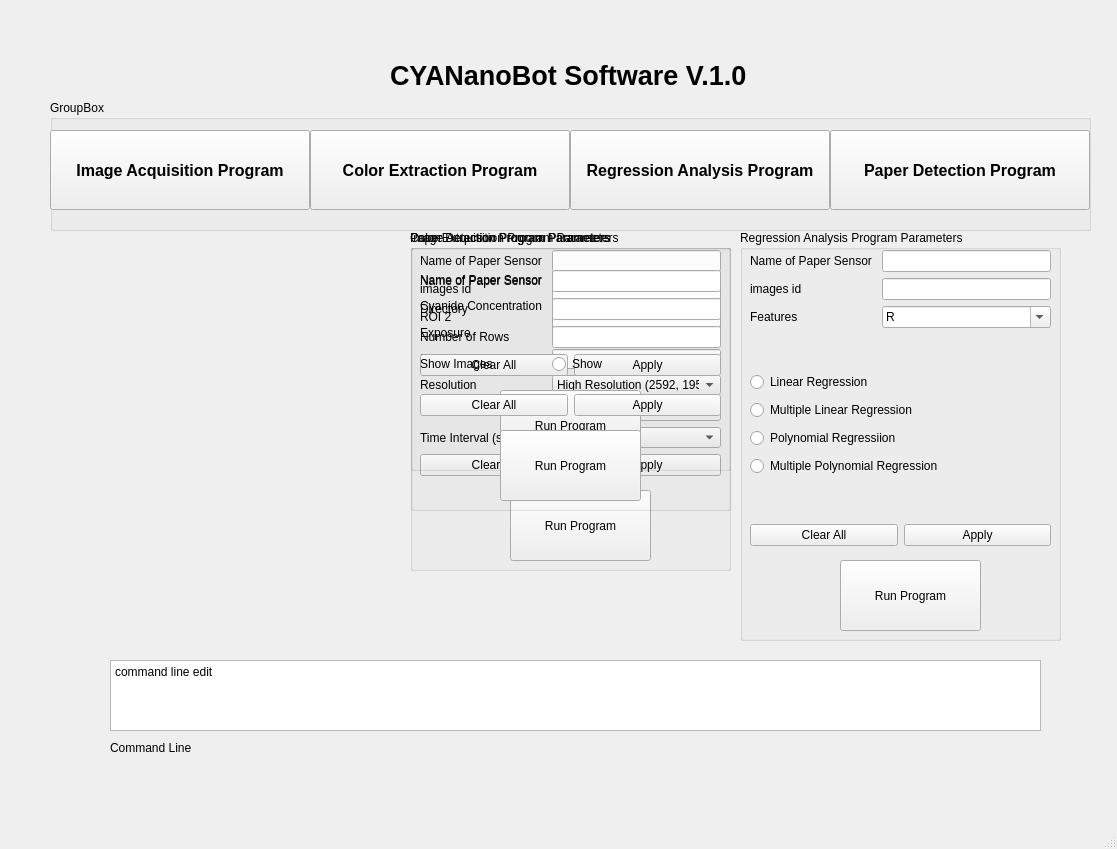
Qt form gui1.ui (phonecol/CYANanoBot--Analyzer) before a commit.
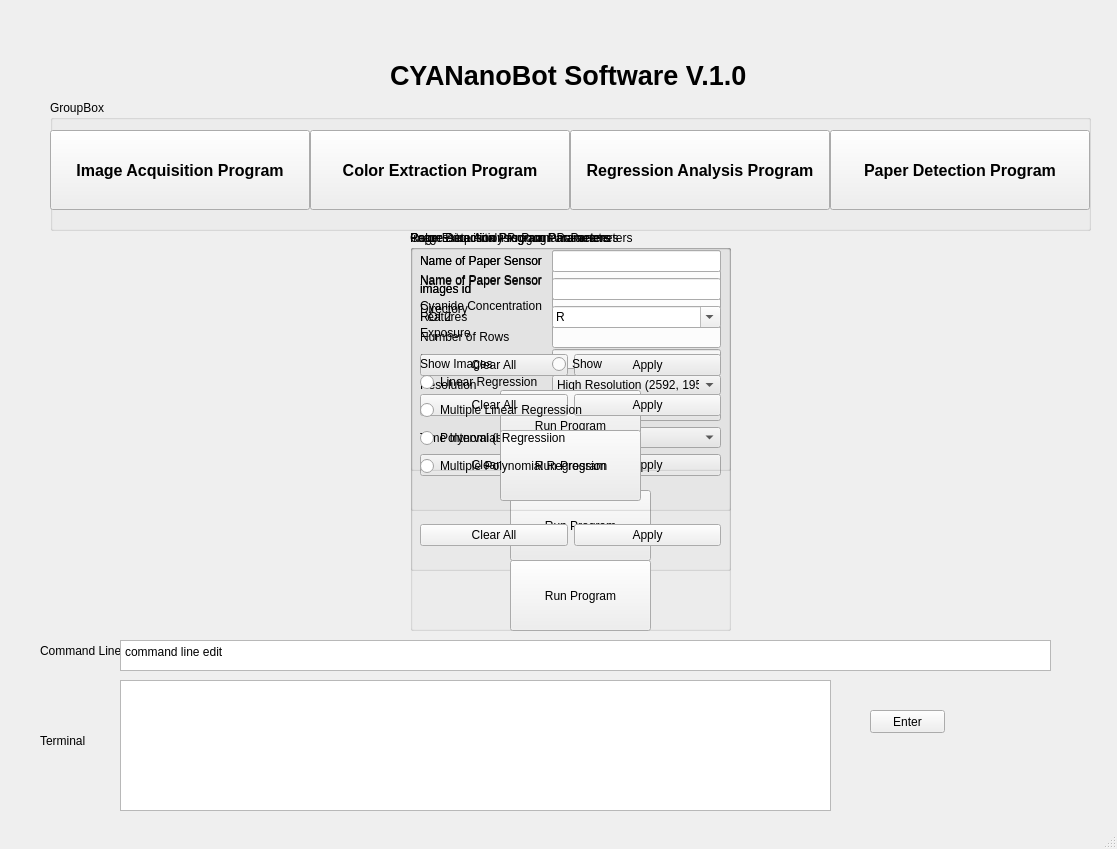
The same form after that commit.

```diff
--- a/gui1.ui
+++ b/gui1.ui
@@ -153,10 +153,10 @@
    <widget class="QLabel" name="label_3">
     <property name="geometry">
      <rect>
-      <x>110</x>
-      <y>740</y>
-      <width>131</width>
-      <height>16</height>
+      <x>40</x>
+      <y>640</y>
+      <width>81</width>
+      <height>21</height>
      </rect>
     </property>
     <property name="text">
@@ -166,10 +166,10 @@
    <widget class="QPlainTextEdit" name="cmd_line_run">
     <property name="geometry">
      <rect>
-      <x>110</x>
-      <y>660</y>
+      <x>120</x>
+      <y>640</y>
       <width>931</width>
-      <height>71</height>
+      <height>31</height>
      </rect>
     </property>
     <property name="plainText">
@@ -281,7 +281,7 @@
       <item row="5" column="1">
        <widget class="QComboBox" name="ia_num_images_combo">
         <property name="currentText">
-         <string>30</string>
+         <string>5</string>
         </property>
         <item>
          <property name="text">
@@ -343,7 +343,7 @@
       <item row="6" column="1">
        <widget class="QComboBox" name="ia_time_int_combo">
         <property name="currentText">
-         <string>30</string>
+         <string>5</string>
         </property>
         <item>
          <property name="text">
@@ -657,10 +657,10 @@
     </property>
     <property name="geometry">
      <rect>
-      <x>740</x>
+      <x>410</x>
       <y>230</y>
       <width>321</width>
-      <height>411</height>
+      <height>401</height>
      </rect>
     </property>
     <property name="title">
@@ -867,6 +867,42 @@
      </layout>
     </widget>
    </widget>
+   <widget class="QTextBrowser" name="terminal">
+    <property name="geometry">
+     <rect>
+      <x>120</x>
+      <y>680</y>
+      <width>711</width>
+      <height>131</height>
+     </rect>
+    </property>
+   </widget>
+   <widget class="QPushButton" name="enter_btn">
+    <property name="geometry">
+     <rect>
+      <x>870</x>
+      <y>710</y>
+      <width>75</width>
+      <height>23</height>
+     </rect>
+    </property>
+    <property name="text">
+     <string>Enter</string>
+    </property>
+   </widget>
+   <widget class="QLabel" name="label_12">
+    <property name="geometry">
+     <rect>
+      <x>40</x>
+      <y>730</y>
+      <width>81</width>
+      <height>21</height>
+     </rect>
+    </property>
+    <property name="text">
+     <string>Terminal</string>
+    </property>
+   </widget>
   </widget>
   <widget class="QMenuBar" name="menubar">
    <property name="geometry">
```
